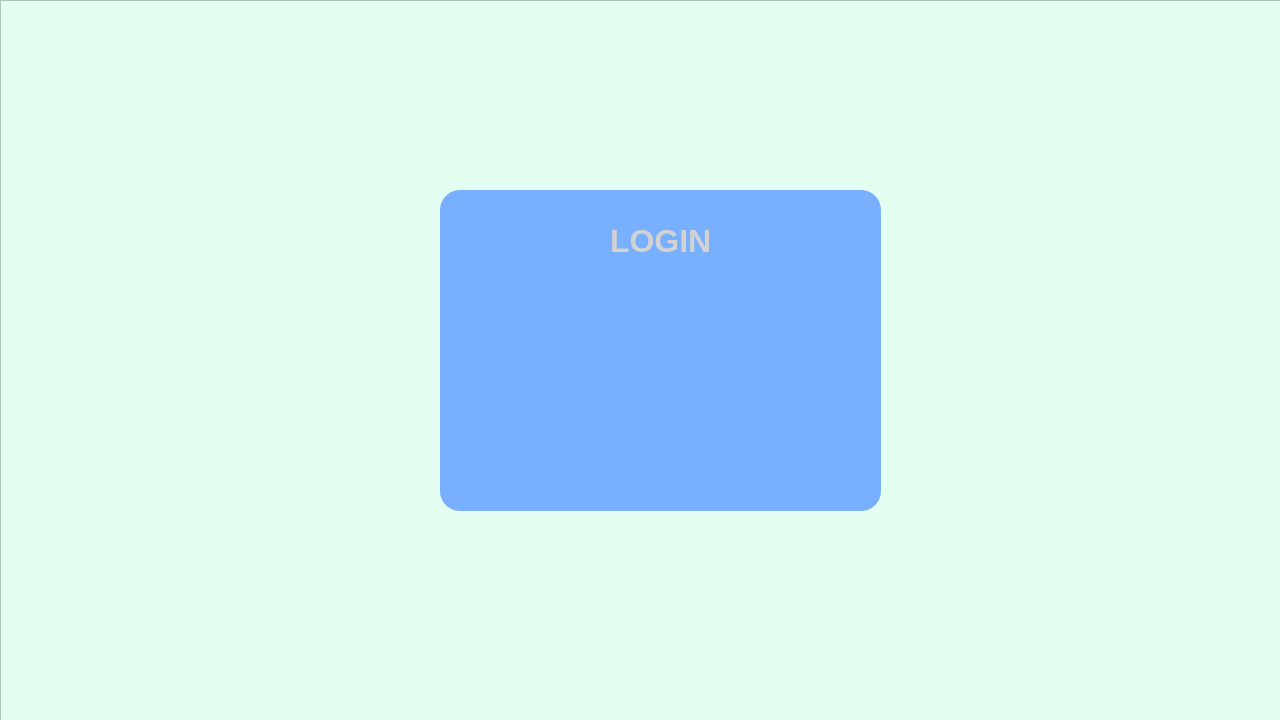
The window that device_app/guiModules/loginWindow.ui (TKT-inc/low-cost-thermal-camera-device) describes before a commit, drawn with Qt 5.
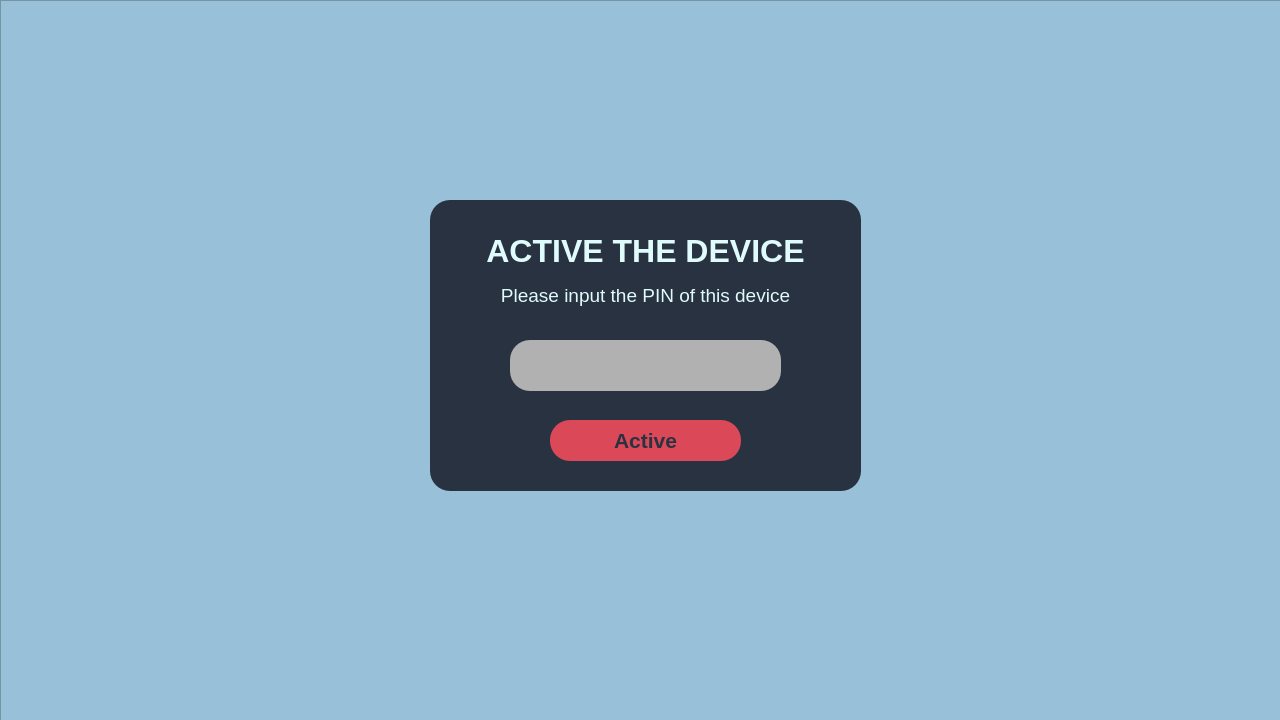
The same window after the commit. Icons and pictures are not drawn.

Commit message: change Blobstorage + upload loading ui + notificatoin ui + add login device feature

Patch:
```diff
--- a/device_app/guiModules/loginWindow.ui
+++ b/device_app/guiModules/loginWindow.ui
@@ -49,8 +49,7 @@
      </rect>
     </property>
     <property name="styleSheet">
-     <string notr="true">background-color: rgb(75, 79, 87);
-     background-color: rgb(226, 255, 241);
+     <string notr="true">background-color: #98C1D9;
 
 </string>
     </property>
@@ -63,16 +62,16 @@
     <widget class="QFrame" name="frame_2">
      <property name="geometry">
       <rect>
-       <x>440</x>
-       <y>190</y>
-       <width>441</width>
-       <height>321</height>
+       <x>430</x>
+       <y>200</y>
+       <width>431</width>
+       <height>291</height>
       </rect>
      </property>
      <property name="styleSheet">
-      <string notr="true">background-color: rgb(121, 175, 255);
-border-radius: 20px
-</string>
+      <string notr="true">background-color: #293241;
+border-radius: 20px;
+color: #E0FBFC;</string>
      </property>
      <property name="frameShape">
       <enum>QFrame::StyledPanel</enum>
@@ -83,10 +82,10 @@
      <widget class="QLabel" name="label">
       <property name="geometry">
        <rect>
-        <x>170</x>
-        <y>30</y>
-        <width>111</width>
-        <height>41</height>
+        <x>30</x>
+        <y>20</y>
+        <width>371</width>
+        <height>61</height>
        </rect>
       </property>
       <property name="font">
@@ -96,8 +95,101 @@
         <bold>true</bold>
        </font>
       </property>
+      <property name="styleSheet">
+       <string notr="true"/>
+      </property>
       <property name="text">
-       <string>LOGIN</string>
+       <string>ACTIVE THE DEVICE</string>
+      </property>
+      <property name="alignment">
+       <set>Qt::AlignCenter</set>
+      </property>
+     </widget>
+     <widget class="QLabel" name="label_2">
+      <property name="geometry">
+       <rect>
+        <x>60</x>
+        <y>50</y>
+        <width>311</width>
+        <height>91</height>
+       </rect>
+      </property>
+      <property name="font">
+       <font>
+        <pointsize>14</pointsize>
+       </font>
+      </property>
+      <property name="styleSheet">
+       <string notr="true">background-color:transparent;</string>
+      </property>
+      <property name="text">
+       <string>Please input the PIN of this device</string>
+      </property>
+      <property name="alignment">
+       <set>Qt::AlignCenter</set>
+      </property>
+     </widget>
+     <widget class="QLineEdit" name="pin_code">
+      <property name="geometry">
+       <rect>
+        <x>80</x>
+        <y>140</y>
+        <width>271</width>
+        <height>51</height>
+       </rect>
+      </property>
+      <property name="styleSheet">
+       <string notr="true">background-color: rgb(177, 177, 177);</string>
+      </property>
+     </widget>
+     <widget class="QPushButton" name="active_device_btn">
+      <property name="geometry">
+       <rect>
+        <x>120</x>
+        <y>220</y>
+        <width>191</width>
+        <height>41</height>
+       </rect>
+      </property>
+      <property name="minimumSize">
+       <size>
+        <width>150</width>
+        <height>30</height>
+       </size>
+      </property>
+      <property name="font">
+       <font>
+        <family>Segoe UI</family>
+        <pointsize>16</pointsize>
+        <weight>75</weight>
+        <bold>true</bold>
+       </font>
+      </property>
+      <property name="styleSheet">
+       <string notr="true">QPushButton {
+	border-radius: 20px;	
+	background-color: #db4959;
+	color: #293241;
+}
+QPushButton:hover {
+	background-color:#EE6C4D;
+}
+QPushButton:pressed {	
+	background-color: #EE6C4D;
+}</string>
+      </property>
+      <property name="text">
+       <string>Active</string>
+      </property>
+      <property name="icon">
+       <iconset>
+        <normaloff>icons/24x24/cil-check.png</normaloff>icons/24x24/cil-check.png</iconset>
+      </property>
+      <property name="iconSize">
+       <size>
+        <width>24</width>
+        <height>24</height>
+       </size>
       </property>
      </widget>
     </widget>
```
The commit also changes 10 other files.
